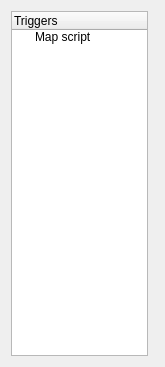
Before: the Qt Designer form wc3lib/src/editor/ui/triggereditor.ui in xiangzhai/vjasssdk, drawn with Qt 5.
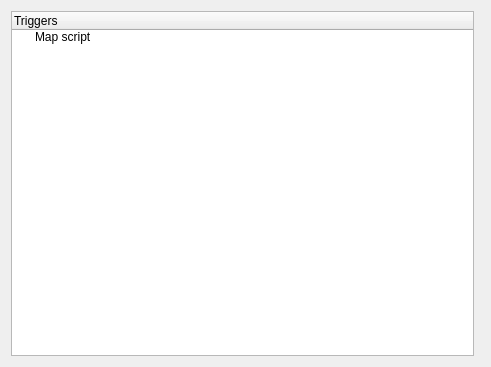
After: the same form once the commit is applied.

What changed in the file:
```diff
--- a/wc3lib/src/editor/ui/triggereditor.ui
+++ b/wc3lib/src/editor/ui/triggereditor.ui
@@ -6,7 +6,7 @@
    <rect>
     <x>0</x>
     <y>0</y>
-    <width>165</width>
+    <width>491</width>
     <height>367</height>
    </rect>
   </property>
```
